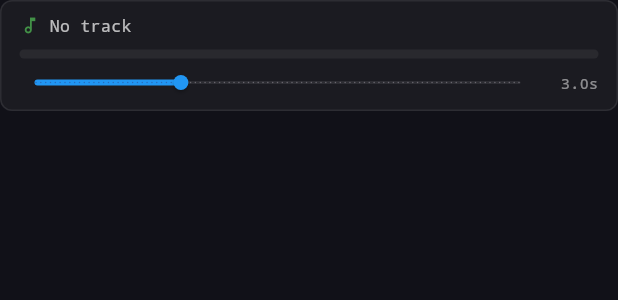
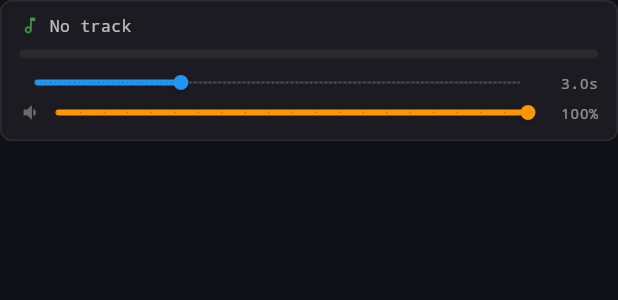
Before and after one commit to FYSPA/Arc-Engine, a Flutter app: the CrossfadeVisualizer widget shown alone on an empty page, opened directly, on a phone screen of 412 x 824 dp. Shown: the top 300 px of the screen. Run offline on Flutter 3.47's test engine with Material 3 defaults, Android fonts, the phone set to English and light mode, and no system bars; our stand-ins replace file_picker, shared_preferences; missing offline and left inert: dart:ffi; accounts and stored records are empty.

Commit message:
feat: crossfade volume control + S-Curve smoothstep
- Crossfade curves: cos/sin → smoothstep S-Curve for even perceptual fade
- New: crossfadeVolume (0.0-1.0) controls peak amplitude during overlap
- FFI: engine_set_crossfade_volume + track_is_crossfading/remaining/fade_len
- CrossfadeVisualizer: volume slider (orange) + duration slider (blue)

```diff
--- a/example/lib/widgets/crossfade_visualizer.dart
+++ b/example/lib/widgets/crossfade_visualizer.dart
@@ -361,6 +361,49 @@ class _CrossfadeVisualizerState extends State<CrossfadeVisualizer> {
               ),
             ],
           ),
+          // ─── Crossfade volume slider ───────────────────
+          Row(
+            children: [
+              Icon(Icons.volume_down,
+                  size: 14, color: Colors.white.withValues(alpha: 0.35)),
+              Expanded(
+                child: SliderTheme(
+                  data: SliderTheme.of(context).copyWith(
+                    trackHeight: 2,
+                    thumbShape:
+                        const RoundSliderThumbShape(enabledThumbRadius: 5),
+                    overlayShape:
+                        const RoundSliderOverlayShape(overlayRadius: 10),
+                    activeTrackColor: const Color(0xFFFF9800),
+                    inactiveTrackColor: Colors.white.withValues(alpha: 0.08),
+                    thumbColor: const Color(0xFFFF9800),
+                    overlayColor:
+                        const Color(0xFFFF9800).withValues(alpha: 0.08),
+                  ),
+                  child: Slider(
+                    value: AudioEngine.crossfadeVolume,
+                    min: 0.0,
+                    max: 1.0,
+                    divisions: 20,
+                    onChanged: (v) =>
+                        setState(() => AudioEngine.crossfadeVolume = v),
+                  ),
+                ),
+              ),
+              SizedBox(
+                width: 36,
+                child: Text(
+                  '${(AudioEngine.crossfadeVolume * 100).round()}%',
+                  style: TextStyle(
+                    fontSize: 10,
+                    color: Colors.white.withValues(alpha: 0.5),
+                    fontFamily: 'monospace',
+                  ),
+                  textAlign: TextAlign.right,
+                ),
+              ),
+            ],
+          ),
         ],
       ),
     );
--- a/lib/src/audio_mixer.dart
+++ b/lib/src/audio_mixer.dart
@@ -130,6 +130,15 @@ class AudioEngine {
   static set crossfadeMs(double v) {
     _crossfadeMs = v.clamp(0.0, 10000.0);
     FfiInterface.instance.engineSetCrossfadeMs(_crossfadeMs.round());
+  }
+
+  /// Volume multiplier during crossfade zone (0.0–1.0).
+  /// Controls how loud the overlapping section sounds.
+  static double get crossfadeVolume => _crossfadeVolume;
+  static double _crossfadeVolume = 1.0;
+  static set crossfadeVolume(double v) {
+    _crossfadeVolume = v.clamp(0.0, 1.0);
+    FfiInterface.instance.engineSetCrossfadeVolume(_crossfadeVolume);
   }
 
   Stream<List<double>> startPcmStream({
```
Also changed, not shown: lib/src/ffi_bindings.dart (+7 -0 lines), 3 other files.
